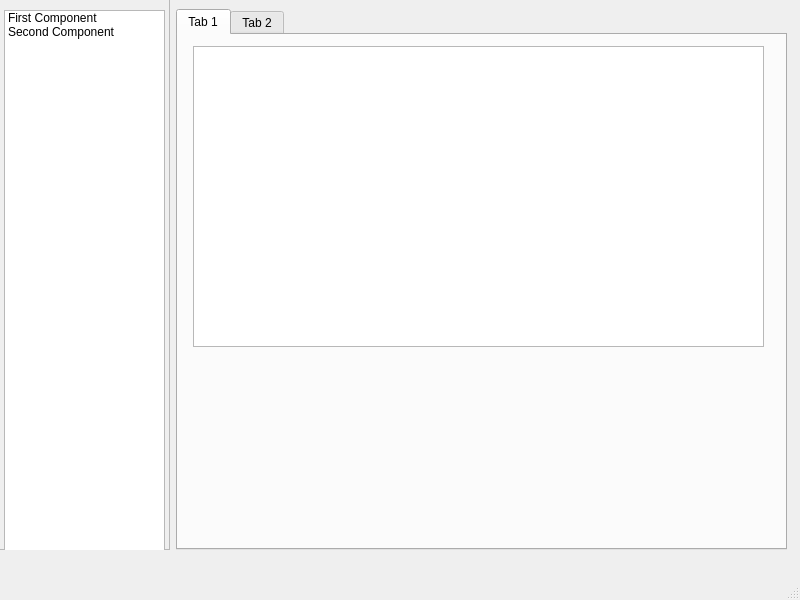
Old version of the form mainwindow.ui in the repository WebDesignbyTM/CAN_simulator.
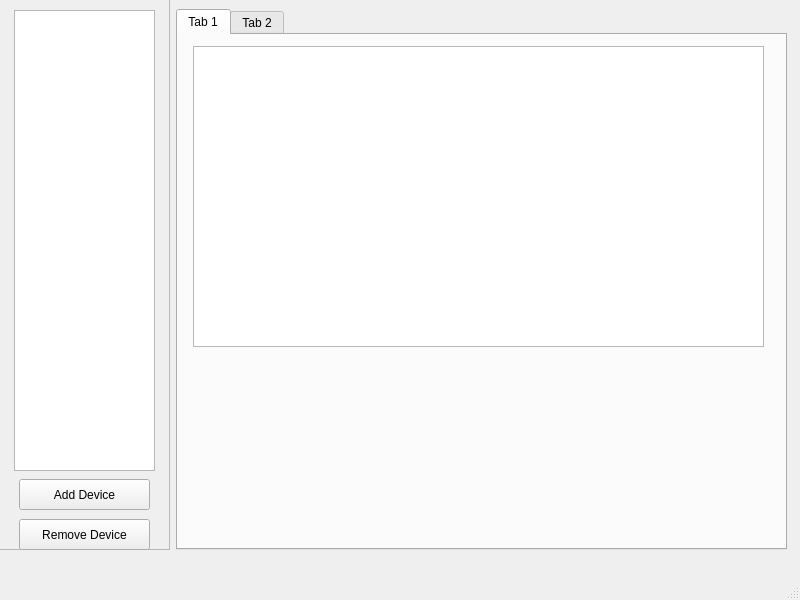
New version of the form.

```diff
--- a/mainwindow.ui
+++ b/mainwindow.ui
@@ -32,22 +32,38 @@
     <widget class="QListWidget" name="listWidget">
      <property name="geometry">
       <rect>
-       <x>5</x>
+       <x>15</x>
        <y>11</y>
-       <width>161</width>
-       <height>541</height>
+       <width>141</width>
+       <height>461</height>
       </rect>
      </property>
-     <item>
-      <property name="text">
-       <string>First Component</string>
-      </property>
-     </item>
-     <item>
-      <property name="text">
-       <string>Second Component</string>
-      </property>
-     </item>
+    </widget>
+    <widget class="QPushButton" name="AdditionButton">
+     <property name="geometry">
+      <rect>
+       <x>20</x>
+       <y>480</y>
+       <width>131</width>
+       <height>31</height>
+      </rect>
+     </property>
+     <property name="text">
+      <string>Add Device</string>
+     </property>
+    </widget>
+    <widget class="QPushButton" name="RemovalButton">
+     <property name="geometry">
+      <rect>
+       <x>20</x>
+       <y>520</y>
+       <width>131</width>
+       <height>31</height>
+      </rect>
+     </property>
+     <property name="text">
+      <string>Remove Device</string>
+     </property>
     </widget>
    </widget>
    <widget class="QTabWidget" name="tabWidget">
```
Left out of the diff: 2 changed lines with no effect on the pictures.
